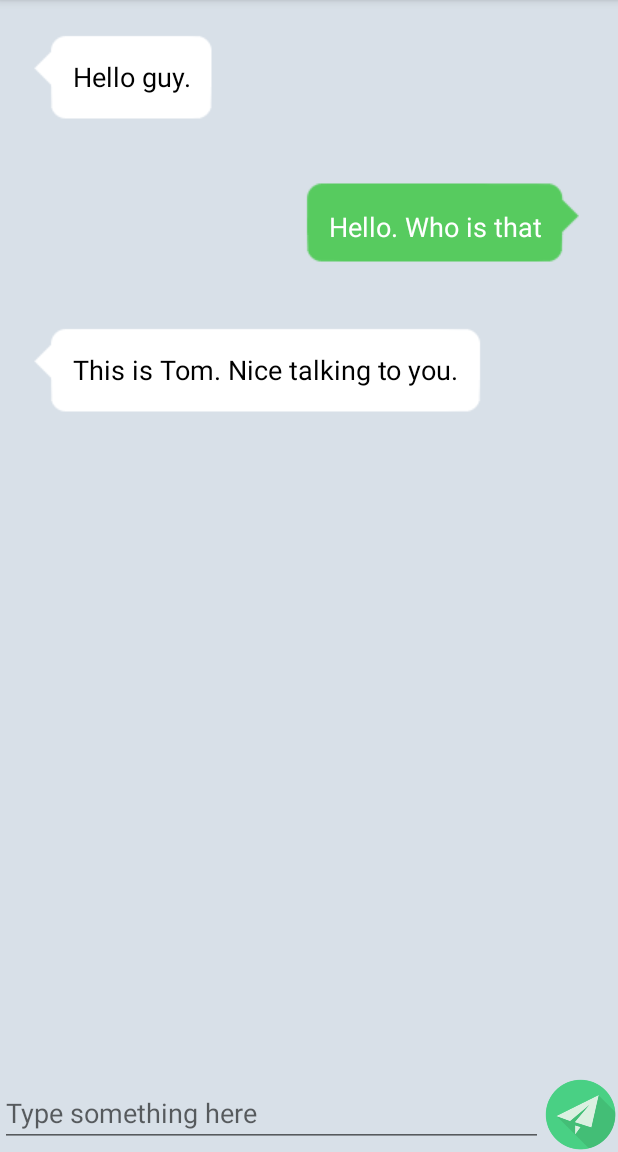
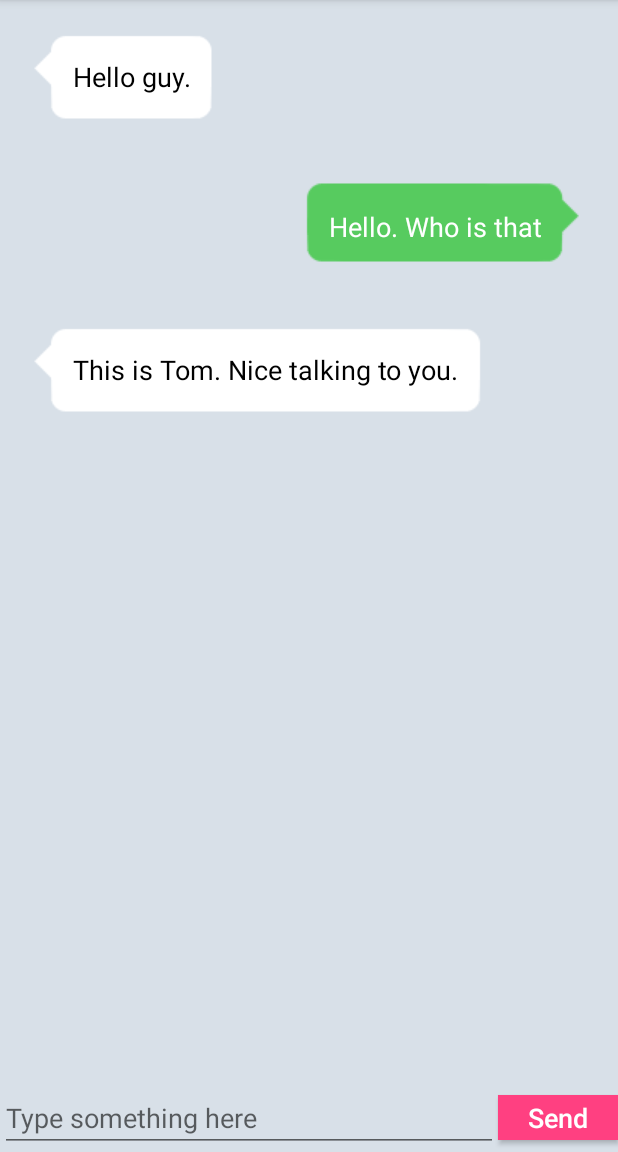
Before and after one commit to Shouduo/UIBestPractice, an Android app: the screen it shows after launch (MainActivity), on a phone screen of 412 x 824 dp, the part 84-1236 px from its top. Run offline under Robolectric (Android 15) with nearby library versions, the phone set to English and light mode, and no system bars.

Commit message:
Change send button style

```diff
--- a/app/src/main/res/layout/activity_main.xml
+++ b/app/src/main/res/layout/activity_main.xml
@@ -27,8 +27,12 @@
 
         <Button
             android:id="@+id/send"
-            android:layout_width="50dp"
-            android:layout_height="50dp"
-            android:background="@drawable/send" />
+            android:layout_width="80dp"
+            android:layout_height="30dp"
+            android:background="@color/colorAccent"
+            android:text="Send"
+            android:textSize="18sp"
+            android:textColor="#fff"
+            android:textAllCaps="false"/>
     </LinearLayout>
 </LinearLayout>
```
